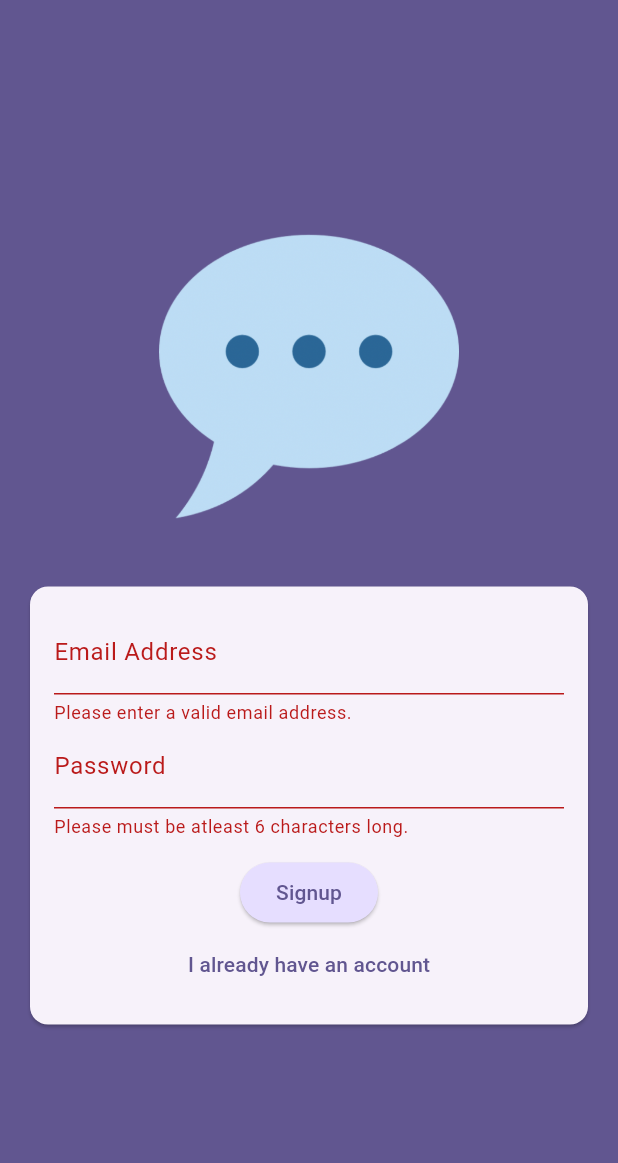
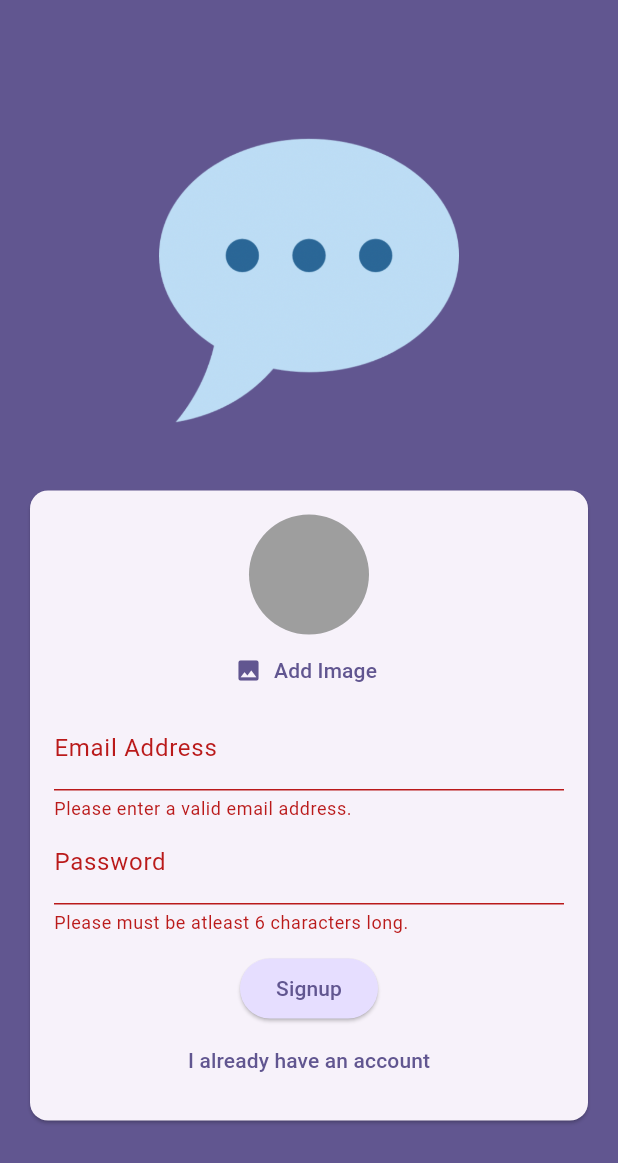
Before and after one commit to s2sharpit/chat-app, a Flutter app: the screen it shows after launch, after a tap on "Login", after a tap on "Create an account", on a phone screen of 412 x 824 dp. Shown: the top 1163 px of the screen. Run offline on Flutter 3.47's test engine with Material 3 defaults, Android fonts, the phone set to English and light mode, and no system bars; our stand-ins replace firebase_auth, firebase_core, firebase_storage, image_picker; accounts and stored records are empty; generated files the repository leaves out were written again.

Commit message:
289: Implement user image picker and integrate image upload functionality

```diff
--- a/lib/screens/auth.dart
+++ b/lib/screens/auth.dart
@@ -1,3 +1,7 @@
+import 'dart:io';
+
+import 'package:chat_app/widgets/user_image_picker.dart';
+import 'package:firebase_storage/firebase_storage.dart';
 import 'package:flutter/material.dart';
 import 'package:firebase_auth/firebase_auth.dart';
 
@@ -18,17 +22,24 @@ class _AuthScreenState extends State<AuthScreen> {
   var _isLogin = true;
   var _enteredEmail = '';
   var _enteredPassword = '';
+  File? _selectedImage;
+  var _isAuthenticating = false;
 
   void _submit() async {
     final isValid = _form.currentState!.validate();
 
-    if (!isValid) {
+    if (!isValid || !_isLogin && _selectedImage == null) {
+      // show error message ...
       return;
     }
 
     _form.currentState!.save();
 
     try {
+      setState(() {
+      _isAuthenticating = true;
+      });
+
       if (_isLogin) {
         final userCredentials = await _firebase.signInWithEmailAndPassword(
           email: _enteredEmail,
@@ -39,6 +50,15 @@ class _AuthScreenState extends State<AuthScreen> {
           email: _enteredEmail,
           password: _enteredPassword,
         );
+
+        final storageRef = FirebaseStorage.instance
+            .ref()
+            .child('user_images')
+            .child('${userCredentials.user!.uid}.jpg');
+
+        await storageRef.putFile(_selectedImage!);
+        final imageUrl = await storageRef.getDownloadURL();
+        print(imageUrl);
       }
     } on FirebaseAuthException catch (err) {
       // if (err.code == 'email-already-in-use') {
@@ -48,6 +68,10 @@ class _AuthScreenState extends State<AuthScreen> {
       ScaffoldMessenger.of(context).showSnackBar(
         SnackBar(content: Text(err.message ?? 'Authentication failed.')),
       );
+
+      setState(() {
+        _isAuthenticating = false;
+      });
     }
   }
 
@@ -80,6 +104,12 @@ class _AuthScreenState extends State<AuthScreen> {
                       child: Column(
                         mainAxisSize: MainAxisSize.min,
                         children: [
+                          if (!_isLogin)
+                            UserImagePicker(
+                              onPickImage: (pickedImage) {
+                                _selectedImage = pickedImage;
+                              },
+                            ),
                           TextFormField(
                             decoration: const InputDecoration(
                               labelText: 'Email Address',
@@ -115,6 +145,9 @@ class _AuthScreenState extends State<AuthScreen> {
                             },
                           ),
                           const SizedBox(height: 12),
+                          if (_isAuthenticating)
+                            const CircularProgressIndicator(),
+                          if (!_isAuthenticating)
                             ElevatedButton(
                               onPressed: _submit,
                               style: ElevatedButton.styleFrom(
@@ -125,6 +158,7 @@ class _AuthScreenState extends State<AuthScreen> {
                               ),
                               child: Text(_isLogin ? 'Login' : 'Signup'),
                             ),
+                          if (!_isAuthenticating)
                             TextButton(
                               onPressed: () {
                                 setState(() {
--- /dev/null
+++ b/lib/widgets/user_image_picker.dart
@@ -0,0 +1,56 @@
+import 'dart:io';
+
+import 'package:flutter/material.dart';
+import 'package:image_picker/image_picker.dart';
+
+class UserImagePicker extends StatefulWidget {
+  const UserImagePicker({super.key, required this.onPickImage});
+
+  final void Function(File pickedImage) onPickImage;
+
+  @override
+  State<UserImagePicker> createState() => _UserImagePickerState();
+}
+
+class _UserImagePickerState extends State<UserImagePicker> {
+  File? _pickedImageFile;
+  _pickImage() async {
+    final pickedImage = await ImagePicker().pickImage(
+      source: ImageSource.camera,
+      imageQuality: 50,
+      maxWidth: 150,
+    );
+
+    if (pickedImage == null) {
+      return;
+    }
+
+    setState(() {
+      _pickedImageFile = File(pickedImage.path);
+    });
+
+    widget.onPickImage(_pickedImageFile!);
+  }
+
+  @override
+  Widget build(BuildContext context) {
+    return Column(
+      children: [
+        CircleAvatar(
+          radius: 40,
+          backgroundColor: Colors.grey,
+          foregroundImage:
+              _pickedImageFile != null ? FileImage(_pickedImageFile!) : null,
+        ),
+        TextButton.icon(
+          onPressed: _pickImage,
+          icon: const Icon(Icons.image),
+          label: Text(
+            'Add Image',
+            style: TextStyle(color: Theme.of(context).colorScheme.primary),
+          ),
+        ),
+      ],
+    );
+  }
+}
```
Lines whose indentation alone changed are shown as unchanged.
